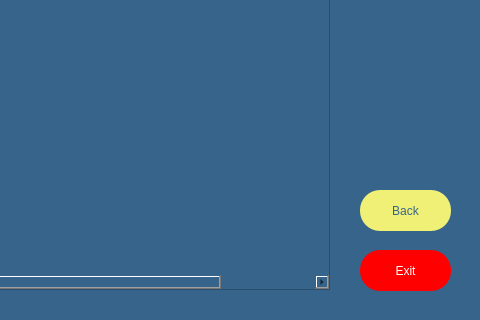
This is accountstatementpage.ui in melihorhanyilmaz/Project as Qt 5 draws it before an edit; both pictures show x 320 to 800 and y 280 to 600 of the 800 by 600 pixel window. The edited form follows.
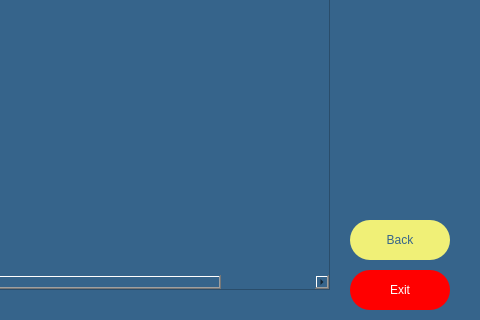
This is the edited form.

The edit to the form file:
```diff
--- a/accountstatementpage.ui
+++ b/accountstatementpage.ui
@@ -77,10 +77,10 @@
   <widget class="QPushButton" name="B_exit">
    <property name="geometry">
     <rect>
-     <x>680</x>
-     <y>530</y>
-     <width>91</width>
-     <height>41</height>
+     <x>670</x>
+     <y>550</y>
+     <width>100</width>
+     <height>40</height>
     </rect>
    </property>
    <property name="styleSheet">
@@ -100,10 +100,10 @@
   <widget class="QPushButton" name="B_back">
    <property name="geometry">
     <rect>
-     <x>680</x>
-     <y>470</y>
-     <width>91</width>
-     <height>41</height>
+     <x>670</x>
+     <y>500</y>
+     <width>100</width>
+     <height>40</height>
     </rect>
    </property>
    <property name="styleSheet">
```
